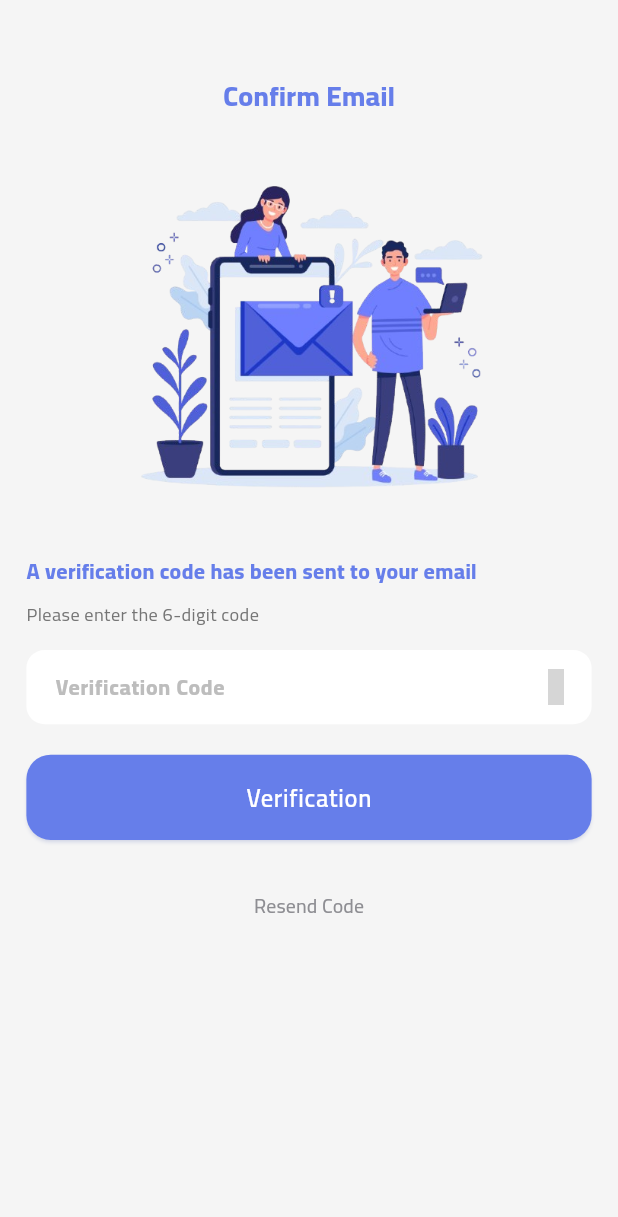
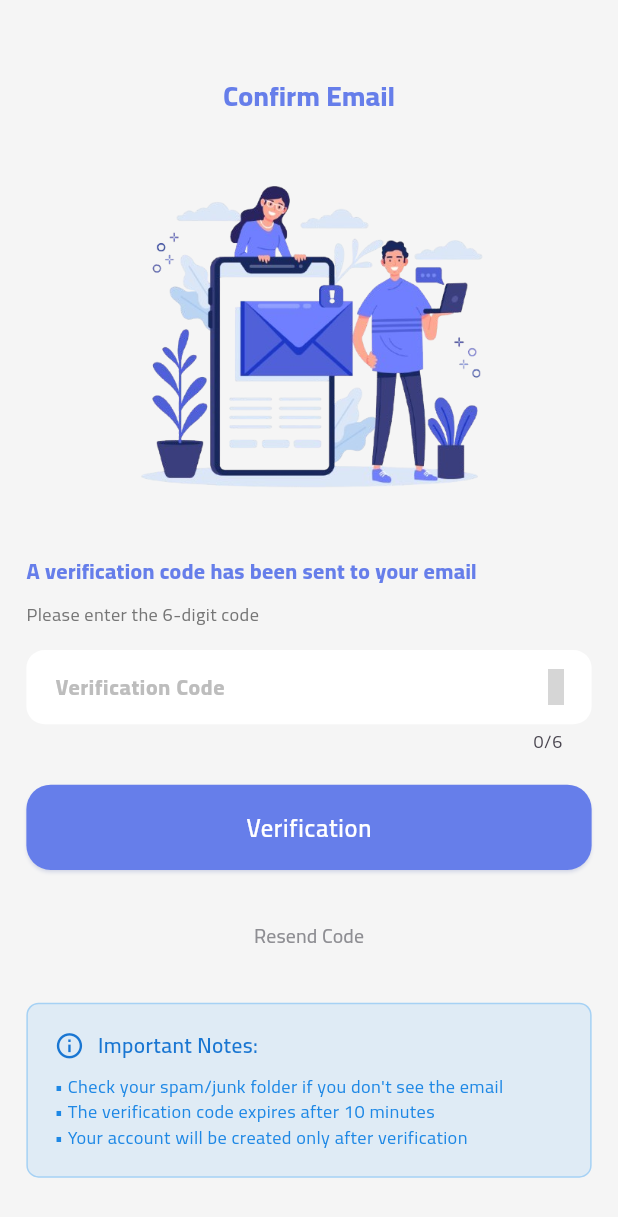
Before and after one commit to M-Fawzy2004/Academia, a Flutter app: the VerfEmailView screen opened by its route, on a phone screen of 412 x 824 dp. Shown: the top 1217 px of the screen. Run offline on Flutter 3.47's test engine with Material 3 defaults, Android fonts, the phone set to English and light mode, and no system bars; our stand-ins replace dartz, device_preview, equatable, flutter_bloc, flutter_screenutil, get_it and 6 more; accounts and stored records are empty; grey boxes are pictures that could not be loaded.

Commit message:
fix(auth): resolve conflict between email verification in signup and forgot password flow

```diff
--- a/analysis_options.yaml
+++ b/analysis_options.yaml
@@ -10,6 +10,7 @@
 analyzer:
   errors:
     deprecated_member_use: ignore
+    avoid_print: ignore
 include: package:flutter_lints/flutter.yaml
 
 linter:
--- a/lib/feature/auth/data/Services/supabase_auth_service.dart
+++ b/lib/feature/auth/data/Services/supabase_auth_service.dart
@@ -19,6 +19,10 @@ abstract class SupabaseAuthService {
     required String token,
     String? email,
   });
+  Future<Either<String, String>> verifyPasswordReset({
+    required String token,
+    String? email,
+  });
   Future<Either<String, String>> resendEmailVerification({
     required String email,
   });
--- a/lib/feature/auth/data/repos/auth_repository.dart
+++ b/lib/feature/auth/data/repos/auth_repository.dart
@@ -19,6 +19,10 @@ abstract class AuthRepository {
     required String token,
     String? email,
   });
+  Future<Either<String, String>> verifyPasswordReset({
+    required String token,
+    String? email,
+  });
   Future<Either<String, String>> resendEmailVerification({
     required String email,
   });
--- a/lib/feature/auth/data/repos/auth_repository_impl.dart
+++ b/lib/feature/auth/data/repos/auth_repository_impl.dart
@@ -82,6 +82,22 @@ class AuthRepositoryImpl implements AuthRepository {
     );
   }
 
+  // Verify user password reset with OTP token
+  @override
+  Future<Either<String, String>> verifyPasswordReset({
+    required String token,
+    String? email,
+  }) async {
+    if (token.trim().isEmpty) {
+      return const Left('Verification code is required');
+    }
+
+    return await _authService.verifyPasswordReset(
+      token: token.trim(),
+      email: email?.trim(),
+    );
+  }
+
   // Send new email verification code
   @override
   Future<Either<String, String>> resendEmailVerification(
--- a/lib/feature/auth/presentation/manager/cubit/auth_state.dart
+++ b/lib/feature/auth/presentation/manager/cubit/auth_state.dart
@@ -7,81 +7,73 @@ abstract class AuthState extends Equatable {
   List<Object?> get props => [];
 }
 
-// Initial state when app starts
 class AuthInitial extends AuthState {}
 
-// Loading state during authentication operations
 class AuthLoading extends AuthState {}
 
-// User is successfully authenticated
 class AuthAuthenticated extends AuthState {
   final AuthModel user;
 
   const AuthAuthenticated(this.user);
 
   @override
-  List<Object?> get props => [user];
+  List<Object> get props => [user];
 }
 
-// User is not authenticated
 class AuthUnauthenticated extends AuthState {}
 
-// Sign up completed successfully (needs email verification)
+class AuthEmailNotVerified extends AuthState {}
+
 class AuthSignUpSuccess extends AuthState {
   final AuthModel user;
 
   const AuthSignUpSuccess(this.user);
 
   @override
-  List<Object?> get props => [user];
+  List<Object> get props => [user];
 }
 
-// Email verification completed successfully
 class AuthEmailVerified extends AuthState {
   final String message;
 
   const AuthEmailVerified(this.message);
 
   @override
-  List<Object?> get props => [message];
+  List<Object> get props => [message];
 }
 
-// Email sent successfully (verification or password reset)
 class AuthEmailSent extends AuthState {
   final String message;
 
   const AuthEmailSent(this.message);
 
   @override
-  List<Object?> get props => [message];
+  List<Object> get props => [message];
 }
 
-// Password reset email sent successfully
 class AuthPasswordResetSent extends AuthState {
   final String message;
 
   const AuthPasswordResetSent(this.message);
 
   @override
-  List<Object?> get props => [message];
+  List<Object> get props => [message];
 }
 
-// Password updated successfully
 class AuthPasswordUpdated extends AuthState {
   final String message;
 
   const AuthPasswordUpdated(this.message);
 
   @override
-  List<Object?> get props => [message];
+  List<Object> get props => [message];
 }
 
-// Error occurred during authentication operation
 class AuthError extends AuthState {
   final String message;
 
   const AuthError(this.message);
 
   @override
-  List<Object?> get props => [message];
+  List<Object> get props => [message];
 }
--- a/lib/feature/auth/presentation/view/widget/forget_pass_view_body.dart
+++ b/lib/feature/auth/presentation/view/widget/forget_pass_view_body.dart
@@ -4,7 +4,8 @@ import 'package:study_box/core/helper/custom_snack_bar.dart';
 import 'package:study_box/core/helper/spacing.dart';
 import 'package:study_box/core/helper/translate.dart';
 import 'package:study_box/feature/auth/presentation/manager/cubit/auth_cubit.dart';
-import 'package:study_box/feature/auth/presentation/view/widget/code_verification_action_buttons.dart' show CodeVerificationActionButtons;
+import 'package:study_box/feature/auth/presentation/view/widget/code_verification_action_buttons.dart'
+    show CodeVerificationActionButtons;
 import 'package:study_box/feature/auth/presentation/view/widget/email_input_step.dart';
 import 'package:study_box/feature/auth/presentation/view/widget/forget_password_header.dart';
 import 'package:study_box/feature/auth/presentation/view/widget/forget_password_main_button.dart';
@@ -97,7 +98,7 @@ class _ForgetPassViewBodyState extends State<ForgetPassViewBody> {
       case ForgetPasswordStep.enterVerificationCode:
         if (_codeFormKey.currentState?.validate() ?? false) {
           authCubit.clearError();
-          authCubit.verifyEmail(
+          authCubit.verifyPasswordReset(
             token: verificationCodeController.text.trim(),
             email: emailController.text.trim(),
           );
--- a/lib/feature/auth/presentation/view/widget/login_with_social.dart
+++ b/lib/feature/auth/presentation/view/widget/login_with_social.dart
@@ -1,3 +1,5 @@
+import 'dart:io';
+
 import 'package:flutter/material.dart';
 import 'package:flutter_bloc/flutter_bloc.dart';
 import 'package:study_box/core/helper/spacing.dart';
@@ -20,6 +22,7 @@ class LoginWithSocial extends StatelessWidget {
             context.read<AuthCubit>().signInWithGoogle();
           },
         ),
+        if (Platform.isIOS) ...[
           heightBox(15),
           SocialLoginButton(
             text: context.tr.login_with_apple,
@@ -29,6 +32,7 @@ class LoginWithSocial extends StatelessWidget {
             },
           ),
         ],
+      ],
     );
   }
 }
--- a/lib/feature/auth/presentation/view/widget/verf_email_view_body.dart
+++ b/lib/feature/auth/presentation/view/widget/verf_email_view_body.dart
@@ -43,6 +43,8 @@ class _VerfEmailViewBodyState extends State<VerfEmailViewBody> {
         // Fallback if GoRouter is not available
       }
     }
+
+    print('Effective email for verification: $effectiveEmail');
   }
 
   @override
@@ -53,6 +55,9 @@ class _VerfEmailViewBodyState extends State<VerfEmailViewBody> {
 
   void _handleVerifyEmail() {
     if (formKey.currentState!.validate()) {
+      print('Verifying email with token: ${codeController.text.trim()}');
+      print('Email: $effectiveEmail');
+
       context.read<AuthCubit>().verifyEmail(
             token: codeController.text.trim(),
             email: effectiveEmail,
@@ -62,6 +67,7 @@ class _VerfEmailViewBodyState extends State<VerfEmailViewBody> {
 
   void _handleResendCode() {
     if (effectiveEmail != null && effectiveEmail!.isNotEmpty) {
+      print('Resending code to: $effectiveEmail');
       context.read<AuthCubit>().resendEmailVerification(email: effectiveEmail!);
     } else {
       CustomSnackBar.showError(context, 'Email not found');
@@ -72,6 +78,8 @@ class _VerfEmailViewBodyState extends State<VerfEmailViewBody> {
   Widget build(BuildContext context) {
     return BlocConsumer<AuthCubit, AuthState>(
       listener: (context, state) {
+        print('Current state: $state');
+
         if (state is AuthError) {
           CustomSnackBar.showError(context, state.message);
           context.read<AuthCubit>().clearError();
@@ -79,15 +87,21 @@ class _VerfEmailViewBodyState extends State<VerfEmailViewBody> {
 
         if (state is AuthEmailVerified) {
           CustomSnackBar.showSuccess(context, state.message);
-          context.read<AuthCubit>().initializeAuth();
+          // لا نحتاج لاستدعاء initializeAuth هنا لأنه يتم في AuthCubit
         }
 
         if (state is AuthAuthenticated) {
           context.go(AppRouter.mainView);
           CustomSnackBar.showSuccess(
             context,
-            "The account has been created successfully",
+            "The account has been verified and created successfully",
           );
+        }
+
+        if (state is AuthEmailSent) {
+          CustomSnackBar.showSuccess(context, state.message);
+          // مسح الكود القديم بعد إرسال كود جديد
+          codeController.clear();
         }
       },
       builder: (context, state) {
@@ -146,9 +160,13 @@ class _VerfEmailViewBodyState extends State<VerfEmailViewBody> {
                   suffixIcon: IconlyLight.shield_done,
                   keyboardType: TextInputType.number,
                   enabled: !isLoading,
+                  maxLength: 6, // معظم أكواد OTP تكون 6 أرقام
                   validator: (value) {
                     if (value == null || value.trim().isEmpty) {
                       return 'Verification code is required';
+                    }
+                    if (value.trim().length != 6) {
+                      return 'Verification code must be 6 digits';
                     }
                     return null;
                   },
@@ -171,6 +189,52 @@ class _VerfEmailViewBodyState extends State<VerfEmailViewBody> {
                     ),
                   ),
                 ),
+                // إضافة معلومات إضافية للمستخدم
+                heightBox(20),
+                Container(
+                  padding: EdgeInsets.all(16.w),
+                  decoration: BoxDecoration(
+                    color: Colors.blue.withOpacity(0.1),
+                    borderRadius: BorderRadius.circular(8.r),
+                    border: Border.all(
+                      color: Colors.blue.withOpacity(0.3),
+                    ),
+                  ),
+                  child: Column(
+                    crossAxisAlignment: CrossAxisAlignment.start,
+                    children: [
+                      Row(
+                        children: [
+                          Icon(
+                            Icons.info_outline,
+                            color: Colors.blue[700],
+                            size: 20.sp,
+                          ),
+                          SizedBox(width: 8.w),
+                          Text(
+                            'Important Notes:',
+                            style: TextStyle(
+                              fontSize: 14.sp,
+                              fontWeight: FontWeight.w600,
+                              color: Colors.blue[700],
+                            ),
+                          ),
+                        ],
+                      ),
+                      heightBox(8),
+                      Text(
+                        '• Check your spam/junk folder if you don\'t see the email\n'
+                        '• The verification code expires after 10 minutes\n'
+                        '• Your account will be created only after verification',
+                        style: TextStyle(
+                          fontSize: 12.sp,
+                          color: Colors.blue[600],
+                          height: 1.4,
+                        ),
+                      ),
+                    ],
+                  ),
+                ),
               ],
             ),
           ),
```
Also changed, not shown: lib/feature/auth/data/Services/supabase_auth_service_impl.dart (+30 -2 lines), lib/feature/auth/presentation/manager/cubit/auth_cubit.dart (+36 -2 lines), lib/feature/auth/presentation/view/widget/password_reset_success_dialog.dart (+2 -8 lines). Lines whose indentation alone changed are shown as unchanged.
